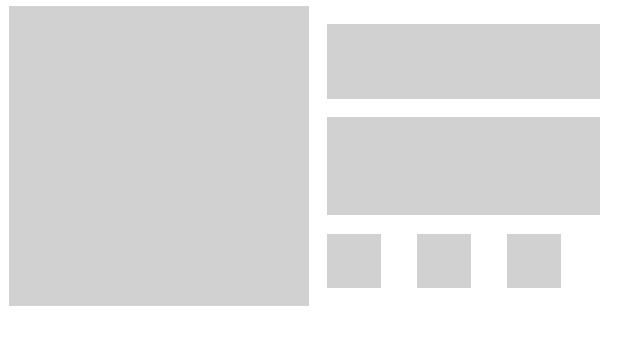
After one commit to siddeshpillai/foody-lounge, an Android app: the layout placeholder_row_layout.xml on its own in the app's theme, with its tools: preview values and no code run, on a phone screen of 412 x 824 dp. The commit adds this screen. Shown: the top 345 px of the screen. Run offline under Robolectric (Android 15) with nearby library versions, the phone set to English and light mode, and no system bars; Roboto replaces fonts that are not available here.

Commit message:
PLaceholder Shimmer Recycler View

```diff
--- a/foody-lounge-app/app/src/main/res/layout/fragment_favorites.xml
+++ b/foody-lounge-app/app/src/main/res/layout/fragment_favorites.xml
@@ -9,6 +9,6 @@
     <TextView
         android:layout_width="match_parent"
         android:layout_height="match_parent"
-        android:text="@string/favorities" />
+        android:text="@string/favorites" />
 
 </FrameLayout>
--- /dev/null
+++ b/foody-lounge-app/app/src/main/res/layout/placeholder_row_layout.xml
@@ -0,0 +1,73 @@
+<?xml version="1.0" encoding="utf-8"?>
+<androidx.constraintlayout.widget.ConstraintLayout xmlns:android="http://schemas.android.com/apk/res/android"
+    xmlns:app="http://schemas.android.com/apk/res-auto"
+    xmlns:tools="http://schemas.android.com/tools"
+    android:layout_width="match_parent"
+    android:layout_marginTop="4dp"
+    android:layout_marginBottom="4dp"
+    android:layout_height="200dp">
+
+    <View
+        android:id="@+id/view"
+        android:layout_width="200dp"
+        android:layout_height="wrap_content"
+        android:layout_marginStart="6dp"
+        android:background="@color/mediumGray"
+        app:layout_constraintBottom_toBottomOf="parent"
+        app:layout_constraintStart_toStartOf="parent"
+        app:layout_constraintTop_toTopOf="parent" />
+
+    <View
+        android:id="@+id/view2"
+        android:layout_width="0dp"
+        android:layout_height="50dp"
+        android:layout_marginStart="12dp"
+        android:layout_marginTop="12dp"
+        android:layout_marginEnd="12dp"
+        android:background="@color/mediumGray"
+        app:layout_constraintEnd_toEndOf="parent"
+        app:layout_constraintStart_toEndOf="@+id/view"
+        app:layout_constraintTop_toTopOf="parent" />
+
+    <View
+        android:id="@+id/view3"
+        android:layout_width="0dp"
+        android:layout_height="65dp"
+        android:layout_marginStart="12dp"
+        android:layout_marginTop="12dp"
+        android:layout_marginEnd="12dp"
+        android:background="@color/mediumGray"
+        app:layout_constraintEnd_toEndOf="parent"
+        app:layout_constraintStart_toEndOf="@+id/view"
+        app:layout_constraintTop_toBottomOf="@+id/view2" />
+
+    <View
+        android:id="@+id/view4"
+        android:layout_width="36dp"
+        android:layout_height="36dp"
+        android:layout_marginTop="12dp"
+        android:layout_marginBottom="12dp"
+        android:background="@color/mediumGray"
+        app:layout_constraintBottom_toBottomOf="parent"
+        app:layout_constraintStart_toStartOf="@+id/view3"
+        app:layout_constraintTop_toBottomOf="@+id/view3" />
+
+    <View
+        android:id="@+id/view5"
+        android:layout_width="36dp"
+        android:layout_height="36dp"
+        android:layout_marginStart="24dp"
+        android:background="@color/mediumGray"
+        app:layout_constraintStart_toEndOf="@+id/view4"
+        app:layout_constraintTop_toTopOf="@+id/view4" />
+
+    <View
+        android:id="@+id/view6"
+        android:layout_width="36dp"
+        android:layout_height="36dp"
+        android:layout_marginStart="24dp"
+        android:background="@color/mediumGray"
+        app:layout_constraintStart_toEndOf="@+id/view5"
+        app:layout_constraintTop_toTopOf="@+id/view5" />
+
+</androidx.constraintlayout.widget.ConstraintLayout>
--- a/foody-lounge-app/app/src/main/res/values/strings.xml
+++ b/foody-lounge-app/app/src/main/res/values/strings.xml
@@ -1,11 +1,10 @@
 <resources>
     <string name="app_name">Foody Lounge</string>
-    <!-- TODO: Remove or change this placeholder text -->
     <string name="hello_blank_fragment">Hello blank fragment</string>
     <string name="recipes">Recipes</string>
     <string name="foody_jokes">Foody Jokes</string>
     <string name="favorities">Favorities</string>
     <string name="no_internet_connection">No internet connection</string>
-    <string name="todo">TODO</string>
-    <string name="todo">TODO</string>
+    <string name="favorites">favorites</string>
+    <string name="todo">Todo</string>
 </resources>
--- a/foody-lounge-app/build.gradle
+++ b/foody-lounge-app/build.gradle
@@ -7,7 +7,7 @@ buildscript {
     dependencies {
         classpath "com.android.tools.build:gradle:7.0.0-beta05"
         classpath "org.jetbrains.kotlin:kotlin-gradle-plugin:1.5.21"
-
+        classpath "androidx.navigation:navigation-safe-args-gradle-plugin:2.3.5"
         // NOTE: Do not place your application dependencies here; they belong
         // in the individual module build.gradle files
     }
```
Also changed, not shown: foody-lounge-app/app/build.gradle (+25 -8 lines), foody-lounge-app/app/src/main/java/com/example/foodylounge/RecipesFragment.kt (+7 -1 lines), foody-lounge-app/app/src/main/res/layout/fragment_recipes.xml (+5 -3 lines).
